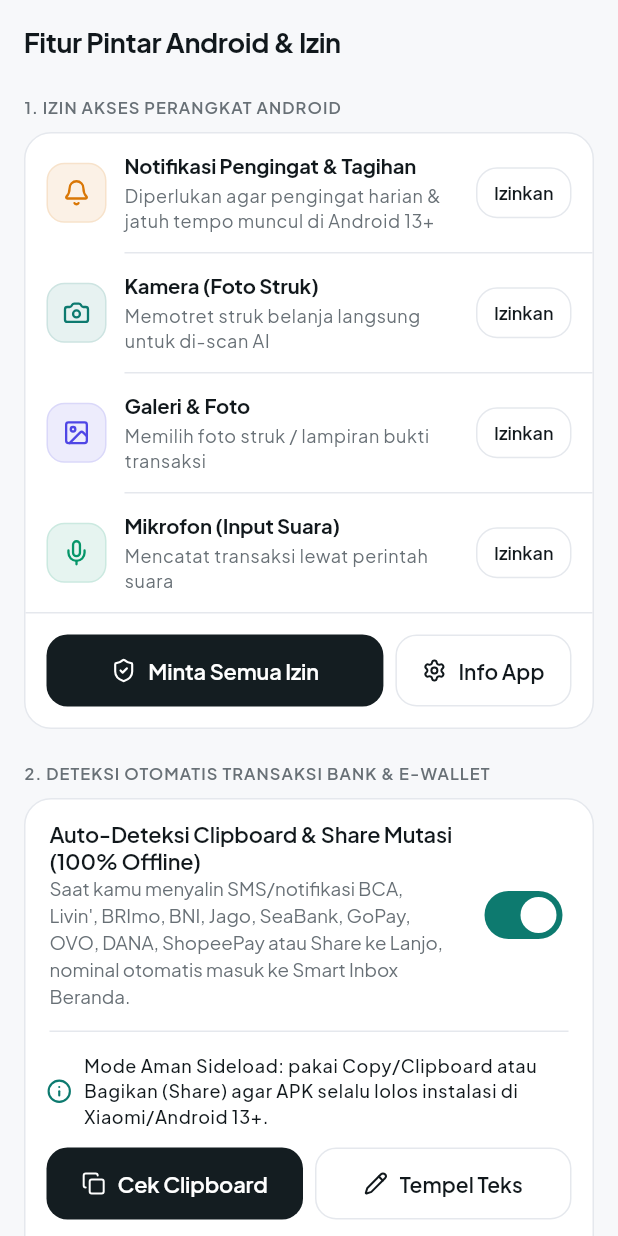
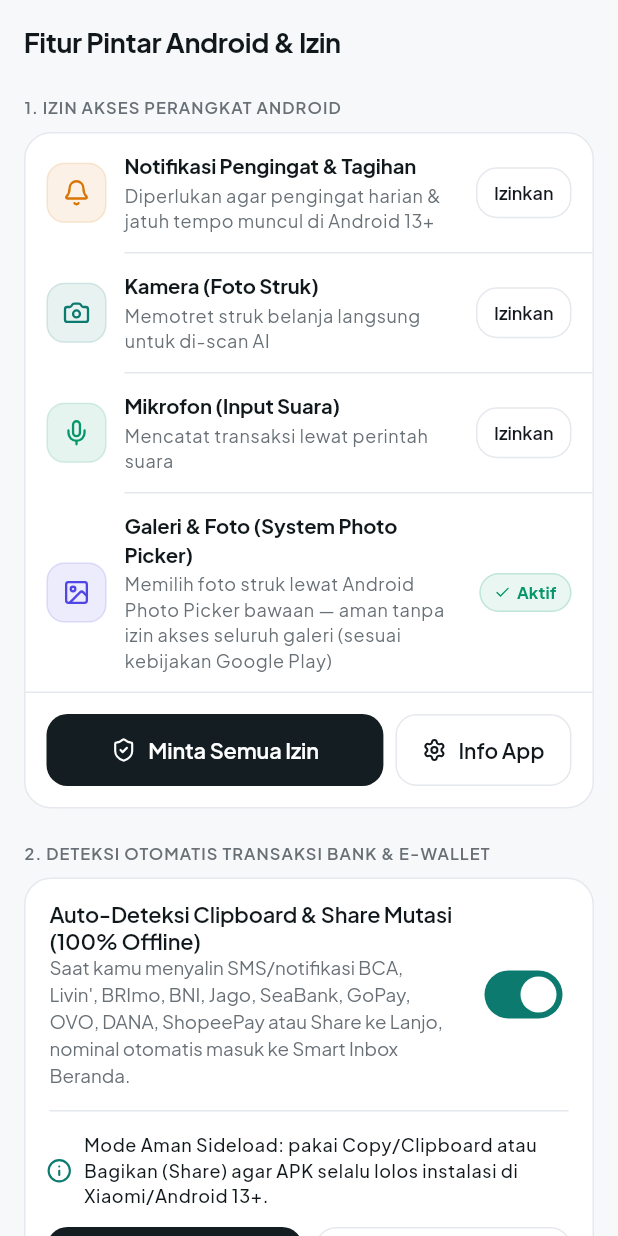
Before and after one commit to Habiboys/lanjo, a Flutter app: the AndroidNativeSettingsPage screen opened by its route, on a phone screen of 412 x 824 dp. Run offline on Flutter 3.47's test engine with Material 3 defaults, Android fonts, the phone set to English and light mode, and no system bars; our stand-ins replace csv, dio, drift, file_picker, firebase_core, firebase_messaging and 13 more; missing offline and left inert: encrypt, excel; accounts and stored records are empty; generated files the repository leaves out were written again.

Commit message:
fix: remove READ_MEDIA_IMAGES and READ_EXTERNAL_STORAGE for Google Play Photo Picker policy

```diff
--- a/lib/core/native/native_bridge_service.dart
+++ b/lib/core/native/native_bridge_service.dart
@@ -84,13 +84,12 @@ class NativeBridgeService {
       !kIsWeb &&
       defaultTargetPlatform == TargetPlatform.android;
 
-  /// Returns runtime permission states: notifications, camera, photos, microphone.
+  /// Returns runtime permission states: notifications, camera, microphone.
   Future<Map<String, bool>> getPermissionStatuses() async {
     if (!_isAndroidNative) {
       return const {
         'notifications': true,
         'camera': true,
-        'photos': true,
         'microphone': true,
       };
     }
@@ -101,7 +100,6 @@ class NativeBridgeService {
       return {
         'notifications': raw['notifications'] == true,
         'camera': raw['camera'] == true,
-        'photos': raw['photos'] == true,
         'microphone': raw['microphone'] == true,
       };
     } catch (_) {
@@ -110,7 +108,7 @@ class NativeBridgeService {
   }
 
   /// Requests Android runtime permission(s) cleanly (`notifications`, `camera`,
-  /// `photos`, `microphone`, or `all`). Returns true if granted.
+  /// `microphone`, or `all`). Returns true if granted.
   Future<bool> requestPermission(String key) async {
     if (!_isAndroidNative) return true;
     try {
--- a/lib/features/settings/presentation/android_native_settings_page.dart
+++ b/lib/features/settings/presentation/android_native_settings_page.dart
@@ -11,8 +11,8 @@ import '../../../core/widgets/lanjo_ui.dart';
 
 /// Dedicated configuration and testing hub for Android native features:
 /// Home Screen Widget, Runtime Device Permissions (Notifications, Camera,
-/// Photos, Microphone), Clipboard/Share Bank Auto-Detector, Quick Settings Tile,
-/// Launcher App Shortcuts, and Share Target.
+/// Microphone; Gallery uses permissionless System Photo Picker), Clipboard/Share
+/// Bank Auto-Detector, Quick Settings Tile, Launcher App Shortcuts, and Share Target.
 class AndroidNativeSettingsPage extends ConsumerStatefulWidget {
   const AndroidNativeSettingsPage({super.key});
 
@@ -228,7 +228,6 @@ class _AndroidNativeSettingsPageState
 
     final notifOk = _permStatuses['notifications'] ?? false;
     final cameraOk = _permStatuses['camera'] ?? false;
-    final photosOk = _permStatuses['photos'] ?? false;
     final micOk = _permStatuses['microphone'] ?? false;
 
     return Scaffold(
@@ -266,16 +265,6 @@ class _AndroidNativeSettingsPageState
                 ),
                 const Divider(indent: 66),
                 _PermissionTile(
-                  icon: LucideIcons.image,
-                  color: ArusColors.transfer,
-                  title: 'Galeri & Foto',
-                  subtitle: 'Memilih foto struk / lampiran bukti transaksi',
-                  granted: photosOk,
-                  loading: _loading,
-                  onRequest: () => _requestPerm('photos'),
-                ),
-                const Divider(indent: 66),
-                _PermissionTile(
                   icon: LucideIcons.mic,
                   color: ArusColors.income,
                   title: 'Mikrofon (Input Suara)',
@@ -283,6 +272,17 @@ class _AndroidNativeSettingsPageState
                   granted: micOk,
                   loading: _loading,
                   onRequest: () => _requestPerm('microphone'),
+                ),
+                const Divider(indent: 66),
+                _PermissionTile(
+                  icon: LucideIcons.image,
+                  color: ArusColors.transfer,
+                  title: 'Galeri & Foto (System Photo Picker)',
+                  subtitle:
+                      'Memilih foto struk lewat Android Photo Picker bawaan — aman tanpa izin akses seluruh galeri (sesuai kebijakan Google Play)',
+                  granted: true,
+                  loading: false,
+                  onRequest: () {},
                 ),
                 const Divider(),
                 Padding(
```
Also changed, not shown: lib/features/receipt_scanner/presentation/receipt_scanner_page.dart (+5 -6 lines), lib/features/transactions/presentation/transaction_form_page.dart (+0 -18 lines), 2 other files.
